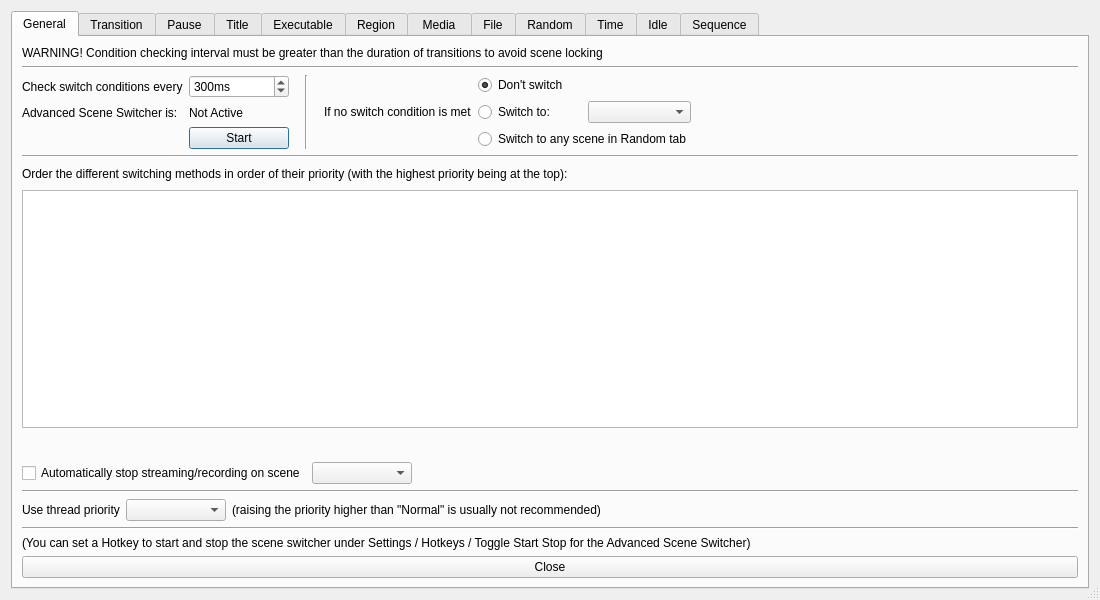
Qt form forms/advanced-scene-switcher.ui (WarmUpTill/SceneSwitcher) before a commit.
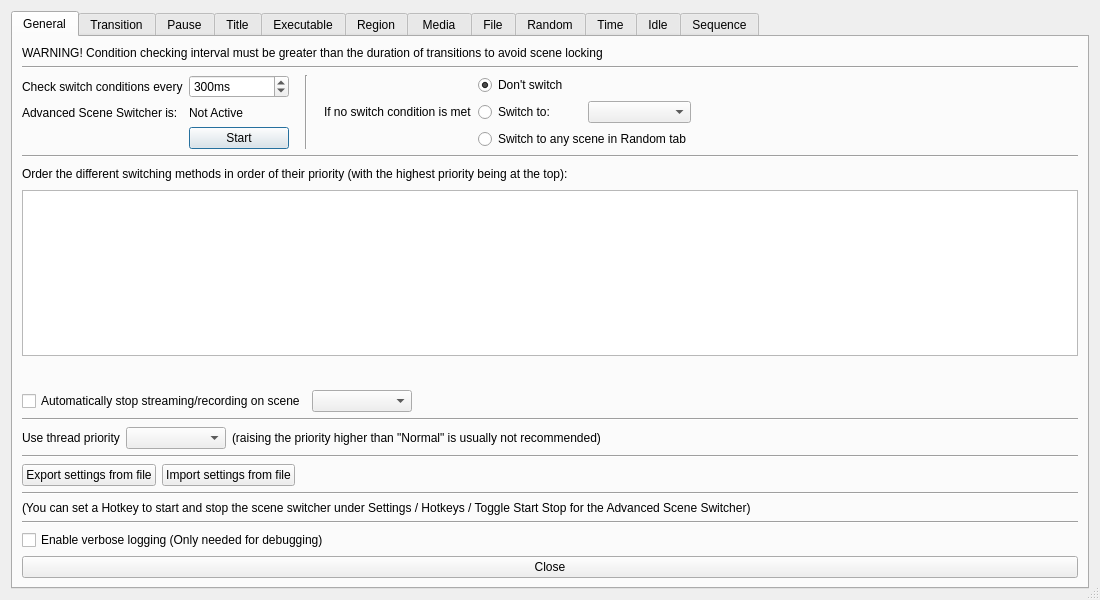
The same form after that commit. Icons and pictures are not drawn.

Commit message: add export/import button and verbose log checkbox

```diff
--- a/forms/advanced-scene-switcher.ui
+++ b/forms/advanced-scene-switcher.ui
@@ -447,6 +447,44 @@
          </property>
         </widget>
        </item>
+       <item>
+        <layout class="QHBoxLayout" name="horizontalLayout_47">
+         <item>
+          <widget class="QPushButton" name="exportSettings">
+           <property name="text">
+            <string>Export settings from file</string>
+           </property>
+          </widget>
+         </item>
+         <item>
+          <widget class="QPushButton" name="importSettings">
+           <property name="text">
+            <string>Import settings from file</string>
+           </property>
+          </widget>
+         </item>
+         <item>
+          <spacer name="horizontalSpacer_48">
+           <property name="orientation">
+            <enum>Qt::Horizontal</enum>
+           </property>
+           <property name="sizeHint" stdset="0">
+            <size>
+             <width>40</width>
+             <height>20</height>
+            </size>
+           </property>
+          </spacer>
+         </item>
+        </layout>
+       </item>
+       <item>
+        <widget class="Line" name="line_15">
+         <property name="orientation">
+          <enum>Qt::Horizontal</enum>
+         </property>
+        </widget>
+       </item>
        <item>
         <widget class="QLabel" name="label_13">
          <property name="text">
@@ -454,6 +492,37 @@
          </property>
         </widget>
        </item>
+       <item>
+        <widget class="Line" name="line_14">
+         <property name="orientation">
+          <enum>Qt::Horizontal</enum>
+         </property>
+        </widget>
+       </item>
+       <item>
+        <layout class="QHBoxLayout" name="horizontalLayout_48">
+         <item>
+          <widget class="QCheckBox" name="autoStopSceneCheckBox_2">
+           <property name="text">
+            <string>Enable verbose logging (Only needed for debugging)</string>
+           </property>
+          </widget>
+         </item>
+         <item>
+          <spacer name="horizontalSpacer_49">
+           <property name="orientation">
+            <enum>Qt::Horizontal</enum>
+           </property>
+           <property name="sizeHint" stdset="0">
+            <size>
+             <width>40</width>
+             <height>20</height>
+            </size>
+           </property>
+          </spacer>
+         </item>
+        </layout>
+       </item>
        <item>
         <widget class="QPushButton" name="close">
          <property name="text">
```
Left out of the diff: 2 changed lines with no effect on the pictures.
